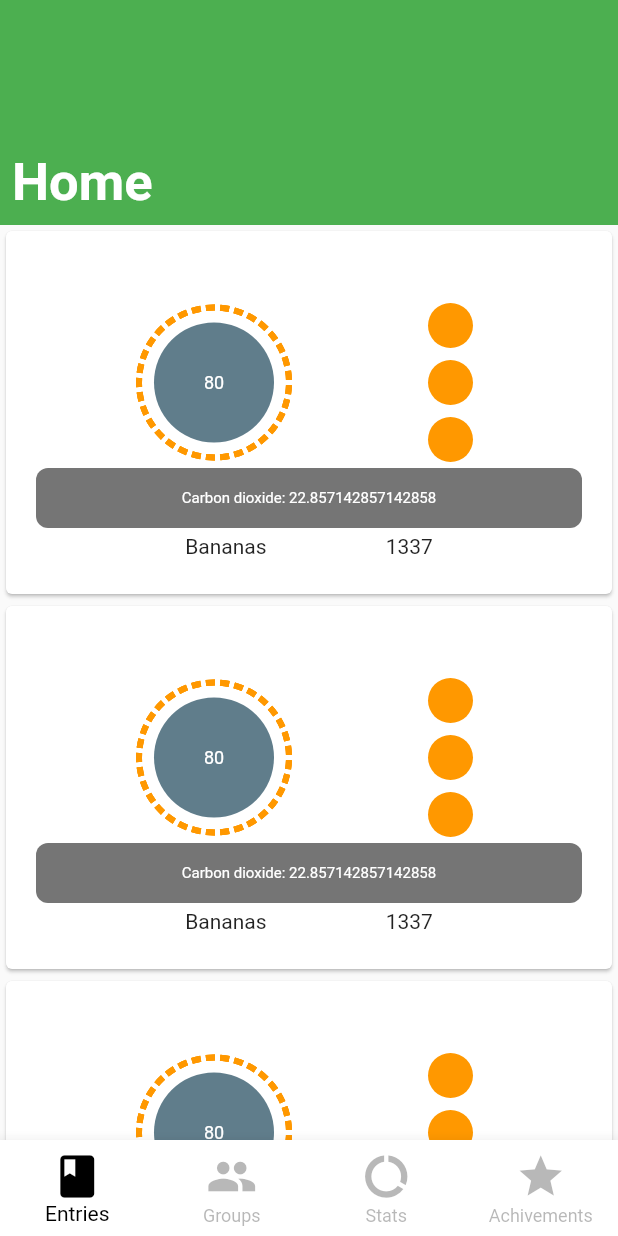
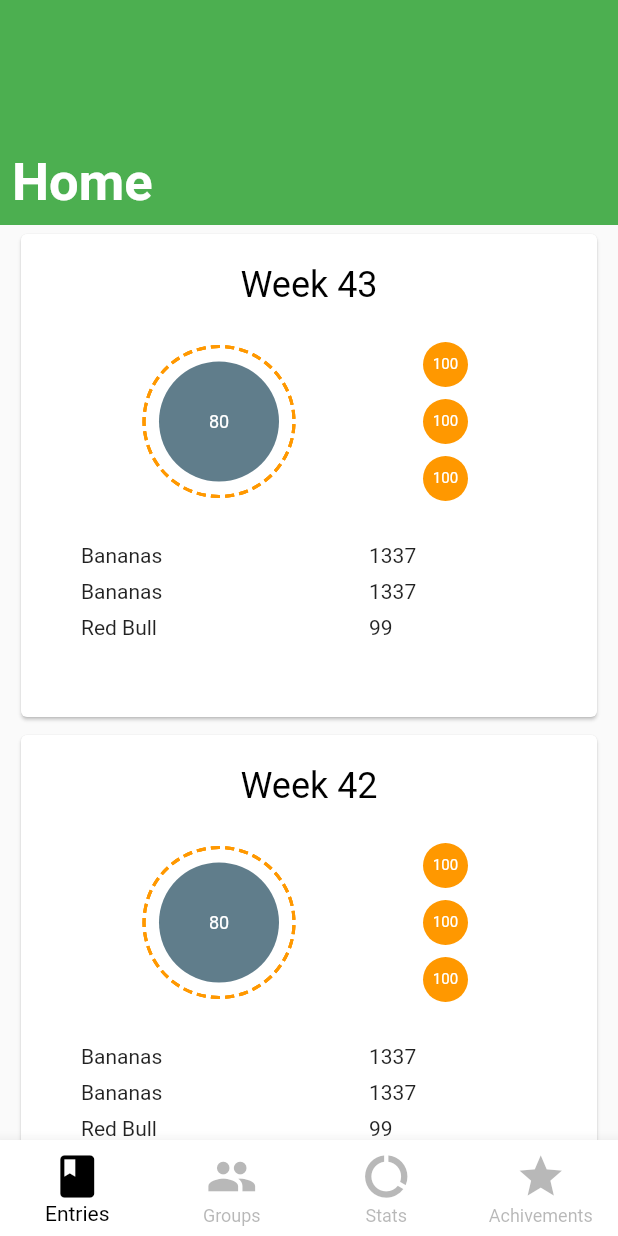
Before and after one commit to altaired/junction, a Flutter app: the screen it shows after launch, on a phone screen of 412 x 824 dp. Run offline on Flutter 3.47's test engine with Material 2 defaults, Android fonts, the phone set to English and light mode, and no system bars; our stand-ins replace charts_flutter, tuple.

```diff
--- a/lib/screens/home.dart
+++ b/lib/screens/home.dart
@@ -22,7 +22,8 @@ class _HomePageState extends State<HomePage> {
             itemBuilder: (BuildContext context, int index) {
               final String title = widget.items?.elementAt(index) ?? "";
               return Container(
-                height: 250,
+                margin: EdgeInsets.symmetric(horizontal: 10, vertical: 2),
+                height: 330,
                 child: WeekCard(
                   key: Key(title),
                   title: title,
--- a/lib/shared/circle_widget.dart
+++ b/lib/shared/circle_widget.dart
@@ -29,7 +29,7 @@ class DashedCirclePainter extends CustomPainter {
   void paint(Canvas canvas, Size size) {
     Paint paint = Paint()
       ..color = color
-      ..strokeWidth = 4.0
+      ..strokeWidth = 2.0
       ..style = PaintingStyle.stroke;
 
     final double radius = min(size.width, size.height) / 2;
--- a/lib/shared/week_card.dart
+++ b/lib/shared/week_card.dart
@@ -19,6 +19,10 @@ class WeekCard extends StatelessWidget {
           color: g.getColor(),
           shape: BoxShape.circle,
         ),
+        child: Center(child:
+            Text(g.getAvgFootprint().toInt().toString(),
+              style: TextStyle(fontSize: 10, color: Colors.white)),
+        )
       );
     }).toList();
 
@@ -28,12 +32,12 @@ class WeekCard extends StatelessWidget {
         crossAxisAlignment: CrossAxisAlignment.center,
         children: <Widget>[
           Padding(
-            padding: const EdgeInsets.all(8.0),
+            padding: const EdgeInsets.all(20),
             child: Text(
-              this.title,
+              title,
               style: TextStyle(
                 fontSize: 24,
-                color: Colors.white,
+                color: Colors.black,
               ),
             ),
           ),
@@ -48,30 +52,32 @@ class WeekCard extends StatelessWidget {
               ]
             ),
           Container(
-            alignment: Alignment.center,
-            height: 40,
-            margin: const EdgeInsets.only(left: 20.0, right: 20.0),
-            decoration: BoxDecoration(
-              borderRadius: BorderRadius.circular(8),
-              color: Colors.black54,
-            ),
-            child: Text("Carbon dioxide: " + (80 / 3.5).toString(),
-            style: TextStyle(fontSize: 10, color: Colors.white)),
+            height: 20,
           ),
           Expanded(
-            child: ListView(
-              padding: const EdgeInsets.symmetric(vertical: 4, horizontal: 40),
-              children: <Widget>[
-                Row(
-                  mainAxisAlignment: MainAxisAlignment.spaceEvenly,
+            child: Table(
+              children: [
+                TableRow(
                   children: <Widget>[
                     Text("Bananas"),
                     Text("1337")
-                  ],
-                )
+                  ].map((w) => Padding(padding: EdgeInsets.symmetric(horizontal: 40, vertical: 4), child: w)).toList(),
+                ),
+                TableRow(
+                  children: <Widget>[
+                    Text("Bananas"),
+                    Text("1337")
+                  ].map((w) => Padding(padding: EdgeInsets.symmetric(horizontal: 40, vertical: 4), child: w)).toList(),
+                ),
+                TableRow(
+                  children: <Widget>[
+                    Text("Red Bull"),
+                    Text("99")
+                  ].map((w) => Padding(padding: EdgeInsets.symmetric(horizontal: 40, vertical: 4), child: w)).toList(),
+                ),
               ],
             ),
-          )
+            )
         ],
       ),
     );
```
